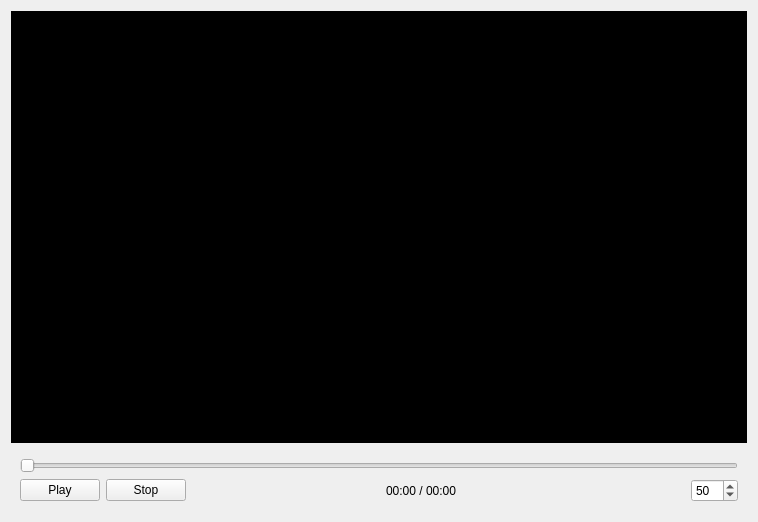
Before: the Qt Designer form widgets/playerwg.ui in SunStorm2018/media-debuger, drawn with Qt 5.
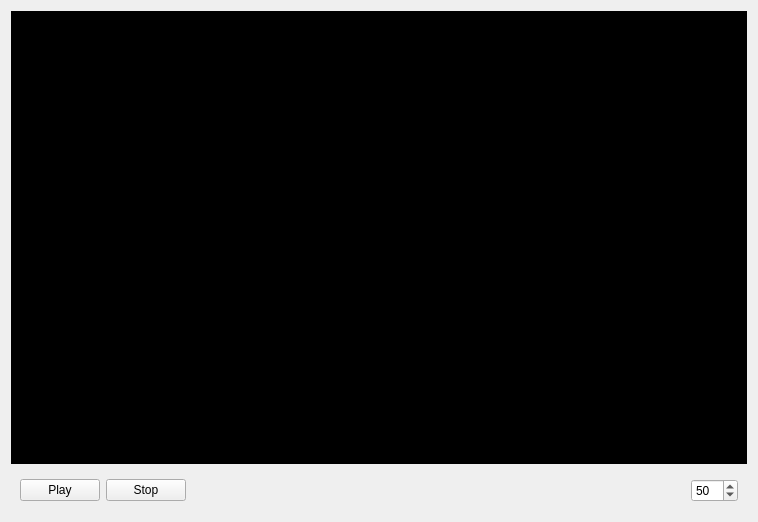
After: the same form once the commit is applied. Icons and pictures are not drawn.

```diff
--- a/widgets/playerwg.ui
+++ b/widgets/playerwg.ui
@@ -36,13 +36,6 @@
    <item>
     <widget class="QWidget" name="controlsWidget" native="true">
      <layout class="QVBoxLayout" name="controlsLayout">
-      <item>
-       <widget class="QSlider" name="positionSlider">
-        <property name="orientation">
-         <enum>Qt::Horizontal</enum>
-        </property>
-       </widget>
-      </item>
       <item>
        <layout class="QHBoxLayout" name="buttonsLayout">
         <item>
@@ -74,27 +67,7 @@
         <item>
          <spacer name="horizontalSpacer">
           <property name="orientation">
-           <enum>Qt::Horizontal</enum>
-          </property>
-          <property name="sizeHint" stdset="0">
-           <size>
-            <width>40</width>
-            <height>20</height>
-           </size>
-          </property>
-         </spacer>
-        </item>
-        <item>
-         <widget class="QLabel" name="timeLabel">
-          <property name="text">
-           <string>00:00 / 00:00</string>
-          </property>
-         </widget>
-        </item>
-        <item>
-         <spacer name="horizontalSpacer_2">
-          <property name="orientation">
-           <enum>Qt::Horizontal</enum>
+           <enum>Qt::Orientation::Horizontal</enum>
           </property>
           <property name="sizeHint" stdset="0">
            <size>
```
